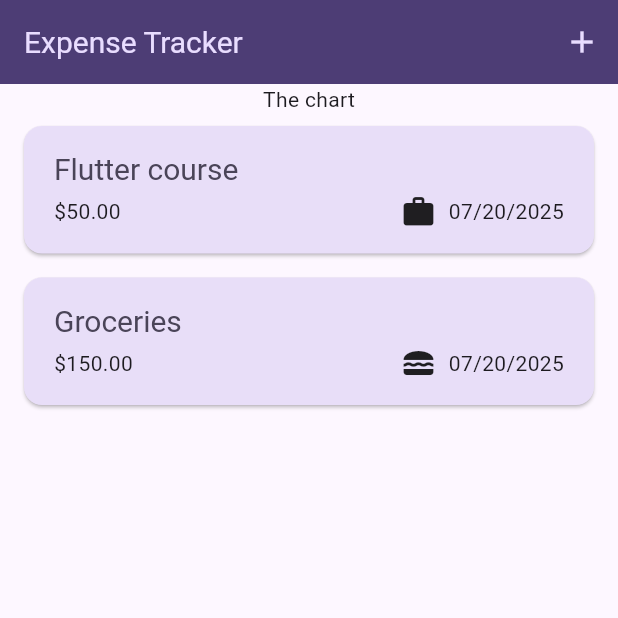
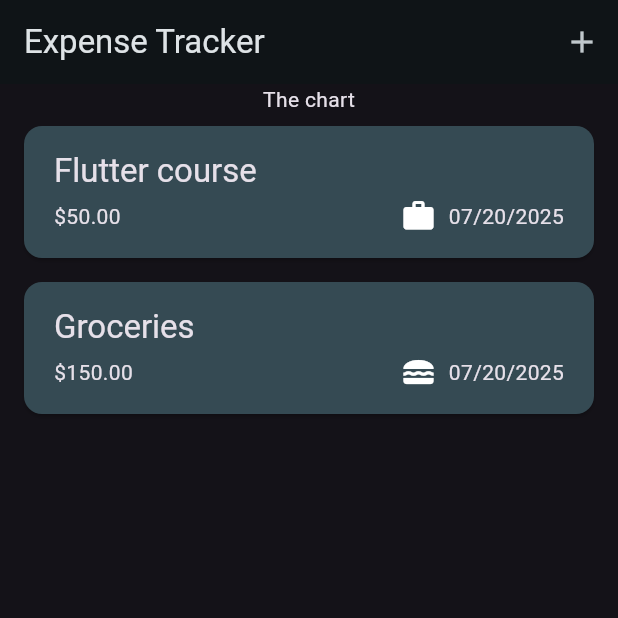
Before and after one commit to japinell/flutter_expense_tracker, a Flutter app: the screen it shows after launch, on a phone screen of 412 x 824 dp, the top half of it. Run offline on Flutter 3.47's test engine with Material 3 defaults, Android fonts, the phone set to English and light mode, and no system bars.

Commit message:
Added dark mode support

```diff
--- a/lib/main.dart
+++ b/lib/main.dart
@@ -4,6 +4,11 @@ import "package:flutter_expense_tracker/widgets/expenses.dart";
 final kColorScheme = ColorScheme.fromSeed(
   seedColor: Color.fromARGB(255, 96, 59, 181),
   //seedColor: Color.fromARGB(255, 4, 170, 54),
+);
+
+final kDarkColorScheme = ColorScheme.fromSeed(
+  brightness: Brightness.dark,
+  seedColor: Color.fromARGB(255, 5, 99, 125),
 );
 
 void main() => runApp(const MyApp());
@@ -14,6 +19,19 @@ class MyApp extends StatelessWidget {
   @override
   Widget build(BuildContext context) {
     return MaterialApp(
+      darkTheme: ThemeData.dark().copyWith(
+        colorScheme: kDarkColorScheme,
+        cardTheme: CardThemeData().copyWith(
+          color: kDarkColorScheme.secondaryContainer,
+          margin: EdgeInsets.symmetric(horizontal: 16, vertical: 8),
+        ),
+        elevatedButtonTheme: ElevatedButtonThemeData(
+          style: ElevatedButton.styleFrom(
+            backgroundColor: kDarkColorScheme.primaryContainer,
+            foregroundColor: kDarkColorScheme.onPrimaryContainer,
+          ),
+        ),
+      ),
       theme: ThemeData(
         colorScheme: kColorScheme,
         appBarTheme: AppBarTheme().copyWith(
@@ -37,6 +55,7 @@ class MyApp extends StatelessWidget {
           ),
         ),
       ),
+      themeMode: ThemeMode.dark,
       home: Expenses(),
     );
   }
```
